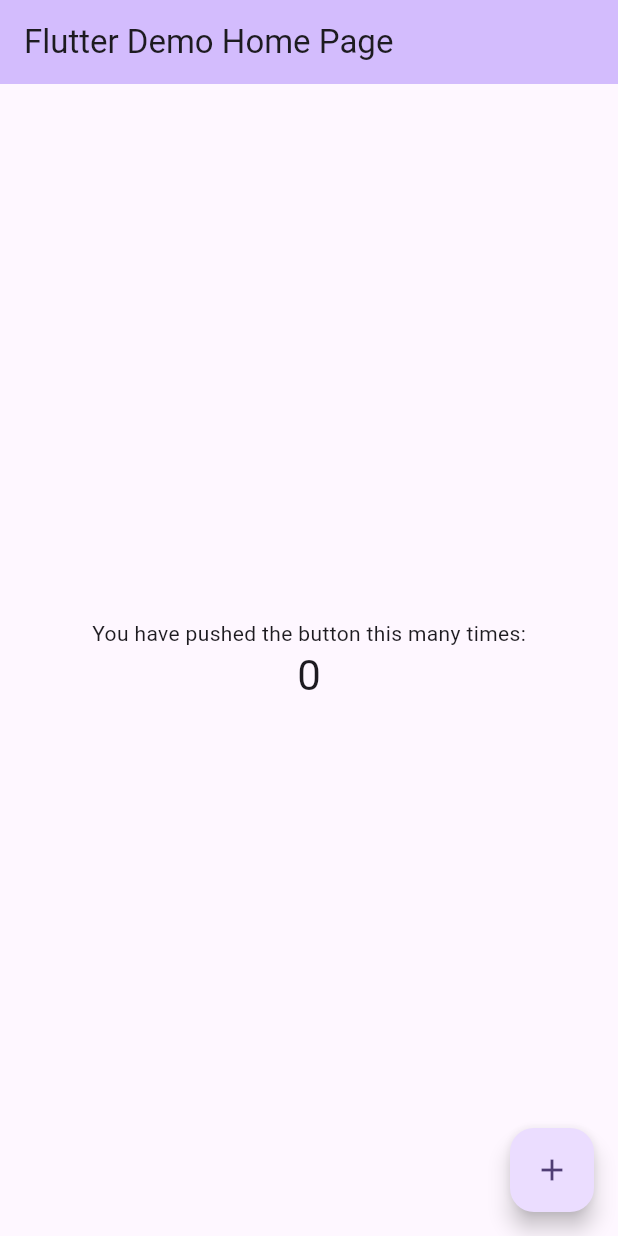
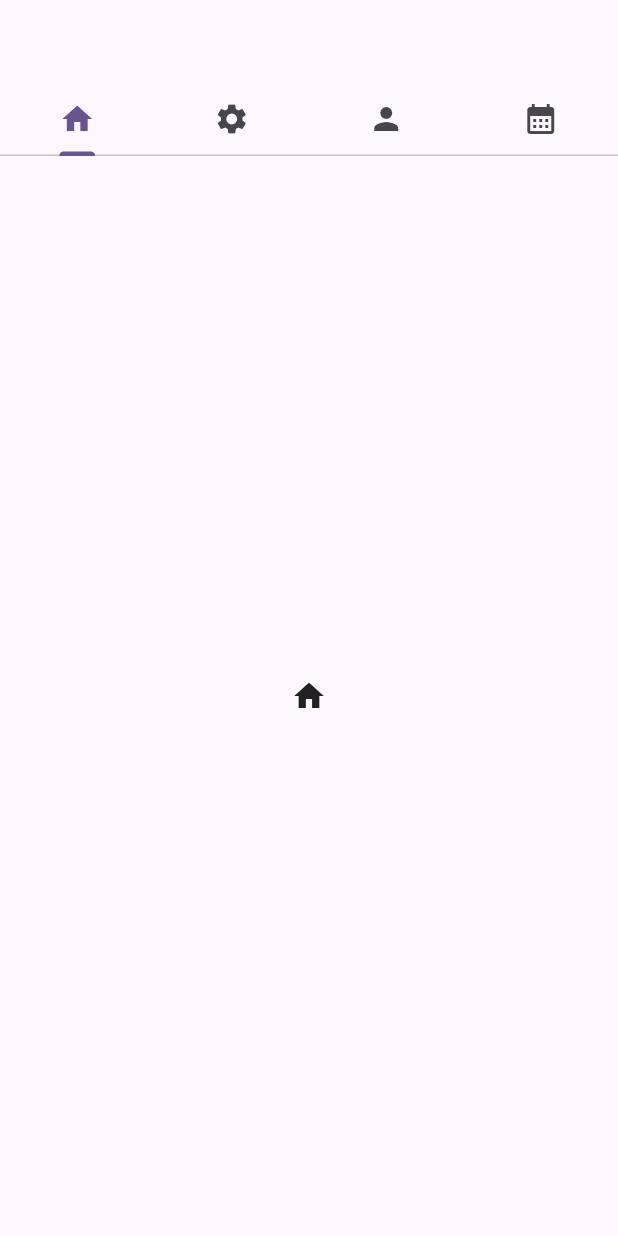
Before and after one commit to daganlarson/GetFitFitnessTracker, a Flutter app: the screen it shows after launch, on a phone screen of 412 x 824 dp. Run offline on Flutter 3.47's test engine with Material 3 defaults, Android fonts, the phone set to English and light mode, and no system bars.

Commit message:
added basic navbar during class 3/14

```diff
--- a/lib/main.dart
+++ b/lib/main.dart
@@ -55,18 +55,6 @@
 }
 
 class _MyHomePageState extends State<MyHomePage> {
-  int _counter = 0;
-
-  void _incrementCounter() {
-    setState(() {
-      // This call to setState tells the Flutter framework that something has
-      // changed in this State, which causes it to rerun the build method below
-      // so that the display can reflect the updated values. If we changed
-      // _counter without calling setState(), then the build method would not be
-      // called again, and so nothing would appear to happen.
-      _counter++;
-    });
-  }
 
   @override
   Widget build(BuildContext context) {
@@ -76,50 +64,23 @@
     // The Flutter framework has been optimized to make rerunning build methods
     // fast, so that you can just rebuild anything that needs updating rather
     // than having to individually change instances of widgets.
-    return Scaffold(
+    return DefaultTabController(length: 4, child: Scaffold(
       appBar: AppBar(
-        // TRY THIS: Try changing the color here to a specific color (to
-        // Colors.amber, perhaps?) and trigger a hot reload to see the AppBar
-        // change color while the other colors stay the same.
-        backgroundColor: Theme.of(context).colorScheme.inversePrimary,
-        // Here we take the value from the MyHomePage object that was created by
-        // the App.build method, and use it to set our appbar title.
-        title: Text(widget.title),
+        bottom: const TabBar( tabs: [
+          Tab(icon: Icon(Icons.home),),
+          Tab(icon: Icon(Icons.settings),),
+          Tab(icon: Icon(Icons.person),),
+          Tab(icon: Icon(Icons.calendar_month),),
+        ],),
       ),
-      body: Center(
-        // Center is a layout widget. It takes a single child and positions it
-        // in the middle of the parent.
-        child: Column(
-          // Column is also a layout widget. It takes a list of children and
-          // arranges them vertically. By default, it sizes itself to fit its
-          // children horizontally, and tries to be as tall as its parent.
-          //
-          // Column has various properties to control how it sizes itself and
-          // how it positions its children. Here we use mainAxisAlignment to
-          // center the children vertically; the main axis here is the vertical
-          // axis because Columns are vertical (the cross axis would be
-          // horizontal).
-          //
-          // TRY THIS: Invoke "debug painting" (choose the "Toggle Debug Paint"
-          // action in the IDE, or press "p" in the console), to see the
-          // wireframe for each widget.
-          mainAxisAlignment: MainAxisAlignment.center,
-          children: <Widget>[
-            const Text(
-              'You have pushed the button this many times:',
-            ),
-            Text(
-              '$_counter',
-              style: Theme.of(context).textTheme.headlineMedium,
-            ),
-          ],
-        ),
-      ),
-      floatingActionButton: FloatingActionButton(
-        onPressed: _incrementCounter,
-        tooltip: 'Increment',
-        child: const Icon(Icons.add),
-      ), // This trailing comma makes auto-formatting nicer for build methods.
-    );
+      body: const TabBarView(
+          children: [
+            Icon(Icons.home),
+        Icon(Icons.settings),
+        Icon(Icons.person),
+        Icon(Icons.calendar_month),
+      ]
+    )
+    ));
   }
 }
```
